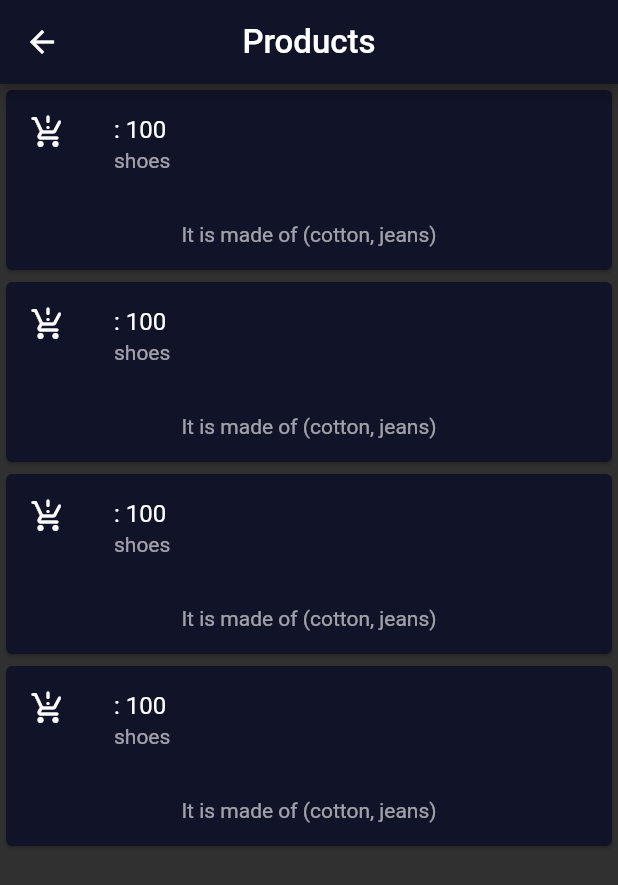
After one commit to armenuhitoroyan/FlutterCourse, a Flutter app: the ProductsPage screen opened by its route, on a phone screen of 412 x 824 dp. The commit adds this screen. Shown: the top 885 px of the screen. Run offline on Flutter 3.47's test engine with Material 2 defaults, Android fonts, the phone set to English and light mode, and no system bars.

Commit message:
Product page

```diff
--- a/lib/base/routes.dart
+++ b/lib/base/routes.dart
@@ -1,12 +1,13 @@
-import 'package:bmi_calculator/pages/second_page.dart';
 import 'package:bmi_calculator/pages/user_page.dart';
 import 'package:bmi_calculator/widgets/body_widget.dart';
 import 'package:flutter/material.dart';
 
+import '../pages/product_page.dart';
+
 class AppRoutes {
   static const home = '/';
-  static const second = '/second';
   static const users = '/users';
+  static const products = '/products';
 
   static MaterialPageRoute onGenerateRoute(RouteSettings settings) {
     // ignore: unused_local_variable
@@ -17,8 +18,8 @@ class AppRoutes {
 
     var routes = <String, WidgetBuilder>{
       AppRoutes.home: (context) =>  HomeBodyW(),
-      AppRoutes.second: (context) => const SecondPage(),
       AppRoutes.users: (context) => const UserPage(),
+      AppRoutes.products: (context) => const ProductsPage(),
     };
 
     WidgetBuilder builder = routes[settings.name] ?? routes.values.first;
--- /dev/null
+++ b/lib/models/product_model.dart
@@ -0,0 +1,33 @@
+class ProductModel {
+ late String productName;
+ late int price;
+ late String type;
+ late bool isAvailable;
+ late List<String> materials;
+
+  ProductModel({
+   required this.productName,
+   required this.price,
+   required this.type,
+   required this.isAvailable,
+   required this.materials,
+  });
+
+  ProductModel.fromJson(Map<String, dynamic> json) {
+    productName = json['product_name'];
+    price = json['price'];
+    type = json['type'];
+    isAvailable = json['is_available'];
+    materials = json['materials'].cast<String>();
+  }
+
+  Map<String, dynamic> toJson() {
+    final Map<String, dynamic> data = Map<String, dynamic>();
+    data['product_name'] = this.productName;
+    data['price'] = this.price;
+    data['type'] = this.type;
+    data['is_available'] = this.isAvailable;
+    data['materials'] = this.materials;
+    return data;
+  }
+}
--- /dev/null
+++ b/lib/pages/product_page.dart
@@ -0,0 +1,84 @@
+import 'dart:convert';
+import 'package:bmi_calculator/constants.dart';
+import 'package:flutter/material.dart';
+
+import '../models/product_model.dart';
+
+String productsJson =
+    r'[{"product_name":"","price":100,"type":"shoes","is_available":true,"materials":["cotton","jeans"]},{"product_name":"","price":100,"type":"shoes","is_available":true,"materials":["cotton","jeans"]},{"product_name":"","price":100,"type":"shoes","is_available":true,"materials":["cotton","jeans"]},{"product_name":"","price":100,"type":"shoes","is_available":true,"materials":["cotton","jeans"]}]';
+
+class ProductsPage extends StatefulWidget {
+  const ProductsPage({Key? key}) : super(key: key);
+
+  @override
+  State<ProductsPage> createState() => _ProductsPageState();
+}
+
+class _ProductsPageState extends State<ProductsPage> {
+  List<ProductModel> products = [];
+
+  @override
+  void initState() {
+    var data = jsonDecode(productsJson);
+
+    if (data is List) {
+      products = data
+          .map<ProductModel>(
+            (p) => ProductModel.fromJson(p),
+          )
+          .toList();
+    }
+
+    super.initState();
+  }
+
+  @override
+  Widget build(BuildContext context) {
+    return productW();
+  }
+
+
+    Widget productW() {
+    return Scaffold(
+      appBar: AppBar(
+        backgroundColor: kBG,
+        centerTitle: true,
+        title: const Text('Products', style: kBodyTextStyle),
+      ),
+      body: ListView.builder(
+        itemCount: products.length,
+        itemBuilder: (context, index) {
+          // return Text(uss[index].gender);
+          return Card(
+            clipBehavior: Clip.antiAlias,
+            // ignore: sort_child_properties_last
+            child: Column(
+              children: [
+                ListTile(
+                  leading: const Icon(Icons.production_quantity_limits_rounded),
+                  title: Text('${products[index].productName}: ${products[index].price}'),
+                  subtitle: Text(
+                    // ignore: unnecessary_string_interpolations
+                    '${products[index].type}',
+                    style: TextStyle(color: Colors.white.withOpacity(0.6)),
+                  ),
+                ),
+                 Padding(
+                  padding: const EdgeInsets.all(16.0),
+                  child: Text(
+                    'It is made of ${products[index].materials.map((e) => e)}',
+                    style: TextStyle(color: Colors.white.withOpacity(0.6)),
+                  ),
+                ),
+
+                // Image.asset('assets/armath_robot.png'),
+                // Image(image: NetworkImage(products[index].image), height: 100)
+              ],
+            ),
+            color: kBG,
+          );
+        },
+      ),
+    );
+  }
+}
--- a/lib/pages/user_page.dart
+++ b/lib/pages/user_page.dart
@@ -49,6 +49,10 @@ class _UserPageState extends State<UserPage> {
 
   @override
   Widget build(BuildContext context) {
+    return userW();
+  }
+
+  Widget userW() {
     return Scaffold(
       appBar: AppBar(
         backgroundColor: kBG,
--- a/lib/widgets/body_widget.dart
+++ b/lib/widgets/body_widget.dart
@@ -28,7 +28,7 @@ class HomeBodyW extends StatelessWidget {
                   Expanded(
                     child: Padding(
                       padding: const EdgeInsets.only(left: 5, right: 5),
-                      child: ReusableCardW(iconData: Icons.smoke_free, text: 'Some Text',),
+                      child: ReusableCardW(iconData: Icons.money_rounded, text: 'It has been ordered',),
                     ),
                   ),
                 ],
@@ -41,7 +41,8 @@ class HomeBodyW extends StatelessWidget {
                  onPressed: () {
                     Navigator.pushNamed(
                       context,
-                      AppRoutes.users,
+                      AppRoutes.products,
+                      // ContainerCardW.page == 'people' ? AppRoutes.users : AppRoutes.home,
                     );
                   },
                 child: const Text('Click'),
--- a/lib/widgets/container_card_widget.dart
+++ b/lib/widgets/container_card_widget.dart
@@ -1,9 +1,11 @@
 
+import 'package:bmi_calculator/constants.dart';
 import 'package:bmi_calculator/widgets/reusable_card.dart';
 // import 'package:font_awesome_flutter/font_awesome_flutter.dart';
 import 'package:flutter/material.dart';
 
 class ContainerCardW extends StatelessWidget {
+  static String page = '';
   @override
   Widget build(BuildContext context) {
    return cardWidget();
@@ -16,10 +18,19 @@ class ContainerCardW extends StatelessWidget {
                 mainAxisAlignment: MainAxisAlignment.spaceEvenly,
                 children: <Widget>[
                   Expanded(
-                    child: Padding(
-                      padding: const EdgeInsets.only(left: 5, right: 5),
-                      child: ReusableCardW(iconData: Icons.supervised_user_circle_sharp, text: 'People',),
-                    ),
+                    // child: GestureDetector(
+                      // onTap: (() => {
+                      //   page = 'people',
+                      //    // ignore: avoid_print
+                      //    print(page)
+                      // }),
+                      child: Padding(
+                        padding: const EdgeInsets.only(left: 5, right: 5),
+                        child: ReusableCardW(iconData: Icons.supervised_user_circle_sharp, text: 'People',),
+                      ),
+
+                    // ),
+
                   ),
                   Expanded(
                     child: Padding(
```
